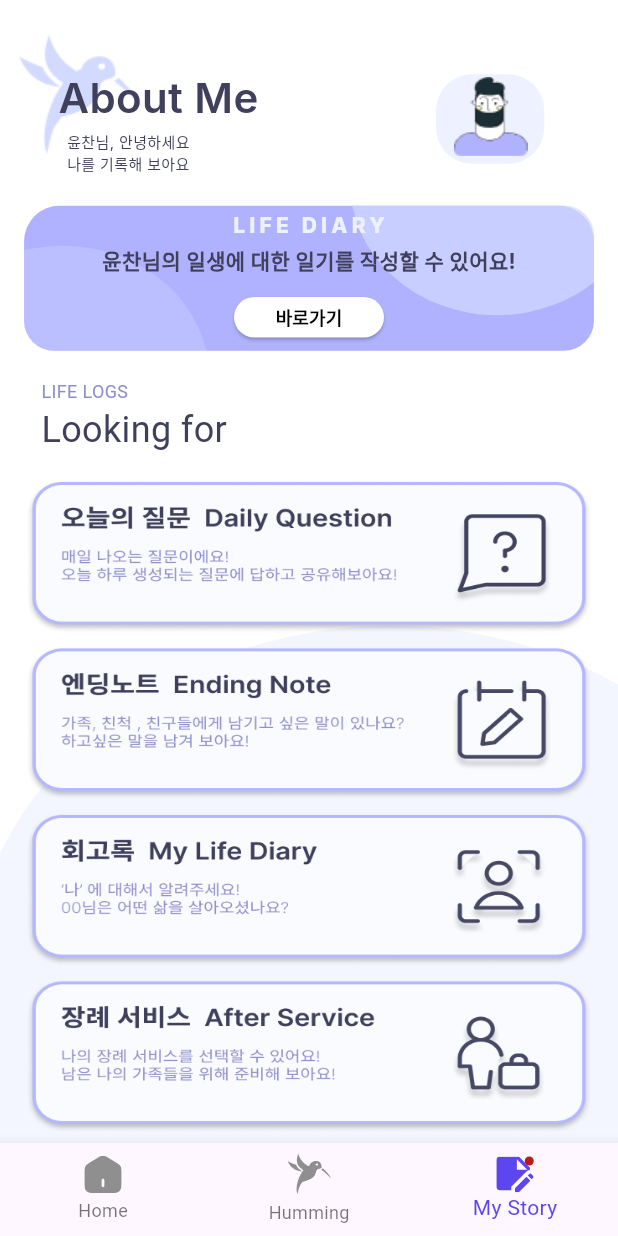
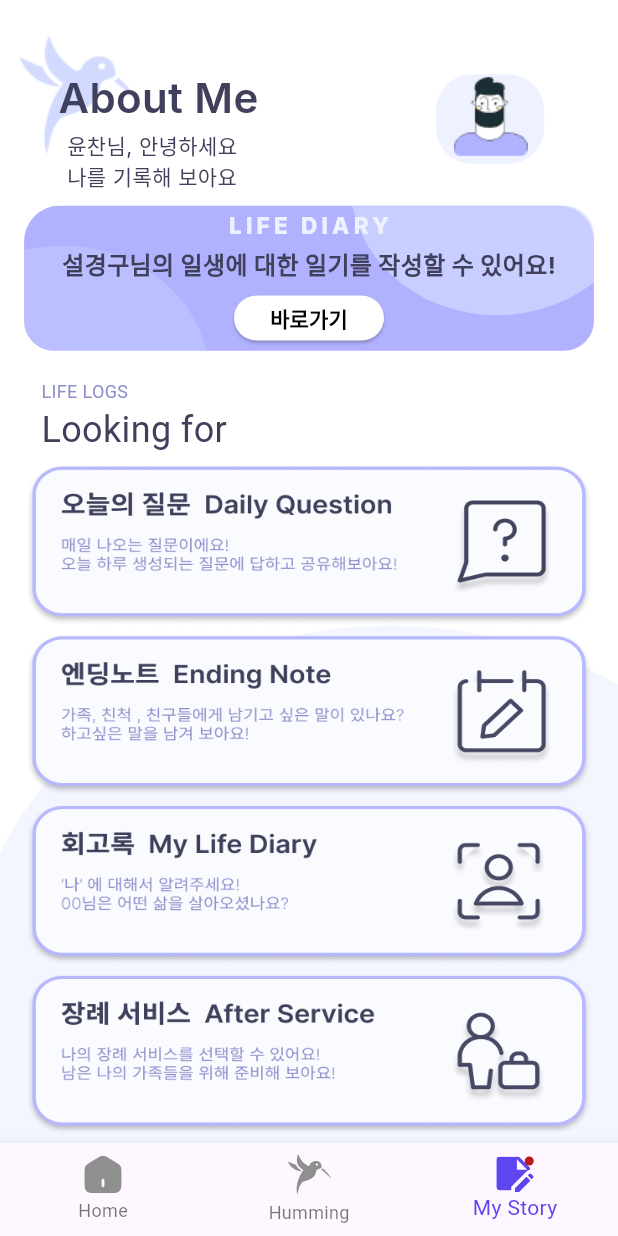
Before and after one commit to SeneKim/DuckEgg, a Flutter app: the screen it shows after launch, item 3 of the bottom bar chosen, on a phone screen of 412 x 824 dp. Run offline on Flutter 3.47's test engine with Material 3 defaults, Android fonts, the phone set to English and light mode, and no system bars; our stand-ins replace audioplayers, flutter_screenutil, flutter_svg.

Commit message:
Modify Voice Friend page

```diff
--- a/lib/screens/mystorypage/mystoryhome.dart
+++ b/lib/screens/mystorypage/mystoryhome.dart
@@ -100,7 +100,7 @@ class MyStoryHomePage extends StatelessWidget {
               '윤찬님, 안녕하세요 \n나를 기록해 보아요',
               style: TextStyle(
                 color: Color(0xFF40405C),
-                fontSize: 10,
+                fontSize: 14,
                 fontFamily: 'Inter',
                 fontWeight: FontWeight.w400,
                 height: 0,
@@ -193,7 +193,7 @@ class MyStoryHomePage extends StatelessWidget {
                               'LIFE DIARY',
                               style: TextStyle(
                                 color: Color(0xFFEEF1FF),
-                                fontSize: 14,
+                                fontSize: 15,
                                 fontFamily: 'Inter',
                                 fontWeight: FontWeight.w800,
                                 height: 0,
@@ -204,17 +204,14 @@ class MyStoryHomePage extends StatelessWidget {
                               height: 5,
                             ),
                             const Text(
-                              '윤찬님의 일생에 대한 일기를 작성할 수 있어요!',
+                              '설경구님의 일생에 대한 일기를 작성할 수 있어요!',
                               style: TextStyle(
                                 color: Color(0xFF40405C),
-                                fontSize: 14,
+                                fontSize: 16,
                                 fontFamily: 'Inter',
                                 fontWeight: FontWeight.w700,
                                 height: 0,
                               ),
-                            ),
-                            const SizedBox(
-                              height: 3,
                             ),
                             ElevatedButton(
                               onPressed: () {},
@@ -231,7 +228,7 @@ class MyStoryHomePage extends StatelessWidget {
                                 style: TextStyle(
                                   color: Colors.black,
                                   fontWeight: FontWeight.bold,
-                                  fontSize: 12,
+                                  fontSize: 14,
                                 ),
                               ),
                             ),
@@ -273,7 +270,7 @@ class MyStoryHomePage extends StatelessWidget {
           // 귀찮아서 이미지 가져다 붙여버림
           Positioned(
             left: 15.w,
-            top: 310.h,
+            top: 300.h,
             child: Column(
               mainAxisAlignment: MainAxisAlignment.start,
               crossAxisAlignment: CrossAxisAlignment.start,
@@ -285,7 +282,7 @@ class MyStoryHomePage extends StatelessWidget {
                     borderRadius: BorderRadius.circular(20),
                     child: Container(
                       width: 330.w,
-                      height: 100.h,
+                      height: 105.h,
                       decoration: const BoxDecoration(
                           image: DecorationImage(
                               image: AssetImage(
@@ -294,7 +291,7 @@ class MyStoryHomePage extends StatelessWidget {
                     ),
                   ),
                 ),
-                const SizedBox(height: 8),
+                const SizedBox(height: 5),
                 Material(
                   color: Colors.transparent,
                   child: InkWell(
@@ -302,7 +299,7 @@ class MyStoryHomePage extends StatelessWidget {
                     borderRadius: BorderRadius.circular(20),
                     child: Container(
                       width: 330.w,
-                      height: 100.h,
+                      height: 105.h,
                       decoration: const BoxDecoration(
                           image: DecorationImage(
                               image:
@@ -311,7 +308,7 @@ class MyStoryHomePage extends StatelessWidget {
                     ),
                   ),
                 ),
-                const SizedBox(height: 8),
+                const SizedBox(height: 5),
                 Material(
                   color: Colors.transparent,
                   child: InkWell(
@@ -319,7 +316,7 @@ class MyStoryHomePage extends StatelessWidget {
                     borderRadius: BorderRadius.circular(20),
                     child: Container(
                       width: 330.w,
-                      height: 100.h,
+                      height: 105.h,
                       decoration: const BoxDecoration(
                           image: DecorationImage(
                               image: AssetImage('assets/images/diary.png'),
@@ -327,7 +324,7 @@ class MyStoryHomePage extends StatelessWidget {
                     ),
                   ),
                 ),
-                const SizedBox(height: 8),
+                const SizedBox(height: 5),
                 Material(
                   color: Colors.transparent,
                   child: InkWell(
@@ -335,7 +332,7 @@ class MyStoryHomePage extends StatelessWidget {
                     borderRadius: BorderRadius.circular(20),
                     child: Container(
                       width: 330.w,
-                      height: 100.h,
+                      height: 105.h,
                       decoration: const BoxDecoration(
                           image: DecorationImage(
                               image:
```
Also changed, not shown: lib/components/freind_component.dart (+9 -10 lines), lib/components/window.dart (+17 -6 lines), lib/screens/hummingpage/humminghome.dart (+5 -5 lines), lib/screens/mystorypage/ending_note.dart (+25 -34 lines), assets/images/profile_image_logo.png (added), assets/images/window_main_logo.png (added).
